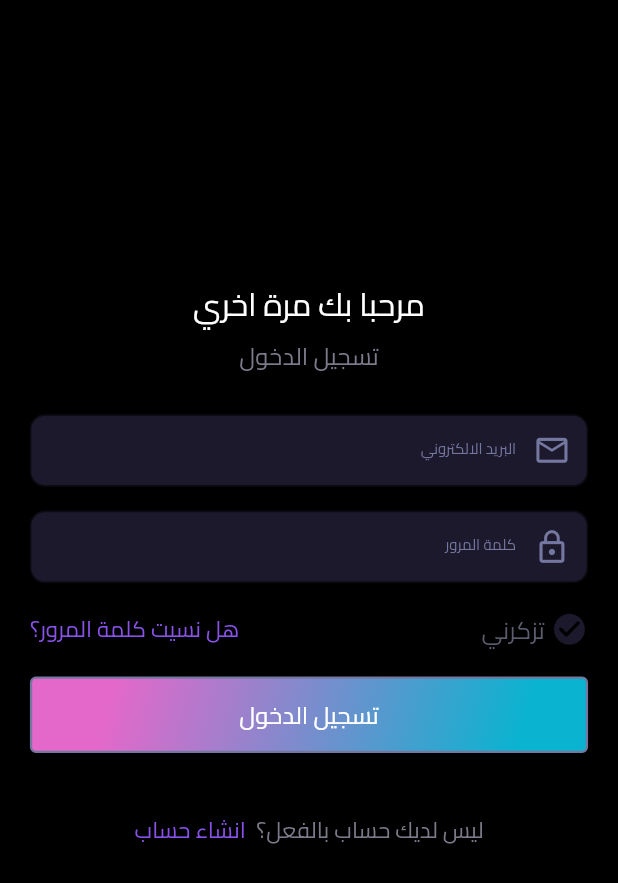
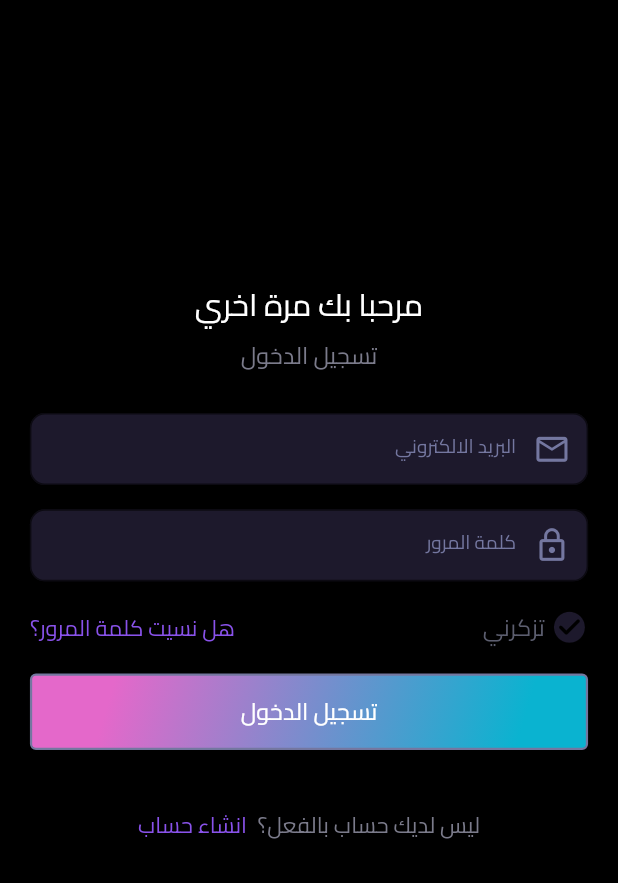
Before and after one commit to fazproject53/celepraty, a Flutter app: the screen it shows after launch, on a phone screen of 412 x 824 dp. Shown: the top 883 px of the screen. Run offline on Flutter 3.47's test engine with Material 2 defaults, Android fonts, the phone set to English and light mode, and no system bars; drawn by our look-alikes of auto_size_text; our stand-ins replace device_preview, flutter_screenutil, shared_preferences.

```diff
--- a/lib/Models/Methods/method.dart
+++ b/lib/Models/Methods/method.dart
@@ -29,7 +29,7 @@ Widget text(
         style: TextStyle(
           color: color,
           fontFamily: family,
-          fontSize: 3+fontSize.sp,
+          fontSize: (textScaling+fontSize).sp,
           letterSpacing: space.sp,
           fontWeight: fontWeight,
         ),
@@ -172,14 +172,14 @@ Widget textField(
     validator: myvali,
     onTap: onTap,
     controller: mycontroller,
-    style: TextStyle(color: white, fontSize: fontSize.sp),
+    style: TextStyle(color: white, fontSize: (textScaling+fontSize).sp),
     decoration: InputDecoration(
         isDense: true,
         filled: true,
         suffixIcon:suffixIcon,
-        hintStyle: TextStyle(color: deepBlack, fontSize: fontSize.sp),
+        hintStyle: TextStyle(color: deepBlack, fontSize: (textScaling+fontSize).sp),
         fillColor: ligthtBlack,
-        labelStyle: TextStyle(color: deepBlack, fontSize: fontSize.sp),
+        labelStyle: TextStyle(color: deepBlack, fontSize: (textScaling+fontSize).sp),
         border: OutlineInputBorder(borderRadius: BorderRadius.circular(10.r)),
         prefixIcon: Icon(icons, color: deepBlack, size: 25.sp),
         labelText: key,
--- a/lib/Models/Variabls/varaibles.dart
+++ b/lib/Models/Variabls/varaibles.dart
@@ -1,5 +1,6 @@
 import 'package:celepraty/Models/Methods/method.dart';
 import 'package:flutter/material.dart';
+import 'package:flutter_screenutil/flutter_screenutil.dart';
 
 //colors----------------------------------------------------------------
 Color blue = hexToColor('#0AB3D0');
@@ -36,3 +37,5 @@ String facebookImage=staticPath+"facbok_logo.png";
 
 //country list-------------------------------------------------------------
 List<String>countryName=[ "السعودية","الامارات","البحرين","الكويت","المانيا", "ماليزيا","قطر", "الجزائر","لبنان","سنغافورة","تركيا","الصين","فرنسا","الهند","مصر","العراق""الاردن""امريكا""كوريا"];
+//font textScaling
+double textScaling = 2.7;
--- a/lib/main.dart
+++ b/lib/main.dart
@@ -16,7 +16,7 @@ class MyApp extends StatelessWidget {
   // i cant hear u
   @override
   Widget build(BuildContext context) {
-    //
+
     return ScreenUtilInit(
       designSize: const Size(413, 763),
       minTextAdapt: true,
```
